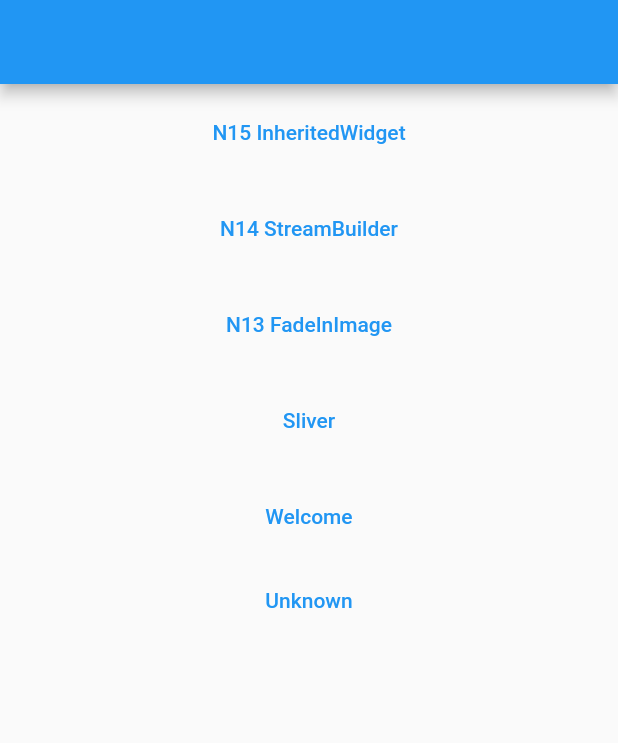
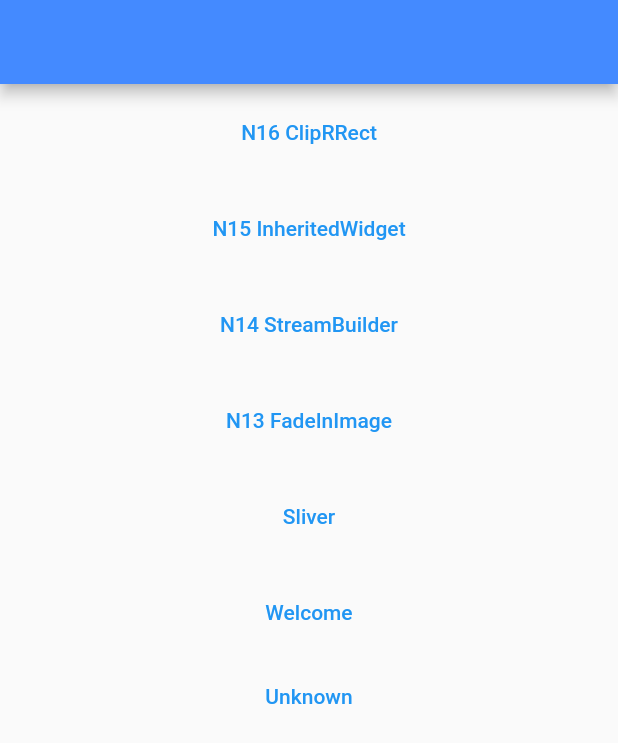
Before and after one commit to ychsue/my_flutter_test, a Flutter app: the screen it shows after launch, on a phone screen of 412 x 824 dp. Shown: the top 743 px of the screen. Run offline on Flutter 3.47's test engine with Material 2 defaults, Android fonts, the phone set to English and light mode, and no system bars; our stand-ins replace bloc, flutter_bloc, get, transparent_image; Roboto replaces fonts that are missing (Georgia).

Commit message:
Getx 化本測試，也試用了 `ClipRRect` 多國語中

```diff
--- a/lib/src/app.dart
+++ b/lib/src/app.dart
@@ -1,23 +1,38 @@
 import 'package:flutter/material.dart';
-import 'package:flutter_bloc/flutter_bloc.dart';
-import 'package:test2/src/route/cubit/pages_retriever_cubit.dart';
-import 'package:test2/src/route/parser_and_delegate/my_route_delegate.dart';
-import 'package:test2/src/route/parser_and_delegate/route_parser.dart';
+// import 'package:flutter_bloc/flutter_bloc.dart';
+// import 'package:test2/src/route/cubit/my_page.dart';
+// import 'package:test2/src/route/cubit/pages_retriever_cubit.dart';
+// import 'package:test2/src/route/parser_and_delegate/my_route_delegate.dart';
+// import 'package:test2/src/route/parser_and_delegate/route_parser.dart';
 
-class App extends StatelessWidget {
-  App({Key? key}) : super(key: key);
-  final PagesRetrieverCubit pagesRetriever = PagesRetrieverCubit();
+import 'package:get/get.dart';
+import 'core/theme/app_theme.dart';
+import 'route/app_pages.dart';
 
-  @override
-  Widget build(BuildContext context) {
-    return BlocProvider(
-      create: (BuildContext context) {
-        return pagesRetriever;
-      },
-      child: MaterialApp.router(
-          title: 'A test',
-          routeInformationParser: RouteParser(),
-          routerDelegate: MyRouteDelegate(pagesRetriever: pagesRetriever)),
+App() => GetMaterialApp(
+      debugShowCheckedModeBanner: false,
+      initialRoute: Routes.home.toLocation,
+      theme: appThemeData,
+      defaultTransition: Transition.fade,
+      // initialBinding: SplashBinding(),
+      getPages: AppPages.pages,
+      // home: HomeScreen(),
     );
-  }
-}
+
+// class App extends StatelessWidget {
+//   App({Key? key}) : super(key: key);
+//   final PagesRetrieverCubit pagesRetriever = PagesRetrieverCubit();
+
+//   @override
+//   Widget build(BuildContext context) {
+//     return BlocProvider(
+//       create: (BuildContext context) {
+//         return pagesRetriever;
+//       },
+//       child: MaterialApp.router(
+//           title: 'A test',
+//           routeInformationParser: RouteParser(),
+//           routerDelegate: MyRouteDelegate(pagesRetriever: pagesRetriever)),
+//     );
+//   }
+// }
--- /dev/null
+++ b/lib/src/core/theme/translations/en_us.dart
@@ -0,0 +1 @@
+const Map<String, String> en_US = {'Hi!': "Hi!", "Bye!": "Bye!"};
--- /dev/null
+++ b/lib/src/core/theme/translations/zh_tw.dart
@@ -0,0 +1 @@
+const Map<String, String> zh_TW = {'Hi!': "你好！", "Bye!": "再見！"};
--- /dev/null
+++ b/lib/src/route/app_pages.dart
@@ -0,0 +1,56 @@
+import 'package:get/get.dart';
+import 'package:test2/src/route/main_screens/n13_fadein_image_screen.dart';
+import 'package:test2/src/route/main_screens/n14_stream_builder_screen.dart';
+import 'package:test2/src/route/main_screens/n15_inherited_widget_screen.dart';
+import 'package:test2/src/route/main_screens/n16_clip_r_rect_screen.dart';
+import 'package:test2/src/route/main_screens/sliver_screen.dart';
+import 'package:test2/src/route/main_screens/unknown_screen.dart';
+import 'package:test2/src/route/main_screens/welcome_screen.dart';
+
+import 'main_screens/get_home_screen.dart';
+
+enum Routes {
+  home,
+  unknown,
+  welcome,
+  sliver_screen,
+  n13_fadein_image,
+  n14_stream_builder,
+  n15_inherited_widget_screen,
+  n16_clip_r_rect,
+}
+
+abstract class AppPages {
+  static final pages = [
+    GetPage(
+      name: Routes.home.toLocation,
+      page: () => GetHomeScreen(),
+    ),
+    GetPage(name: Routes.unknown.toLocation, page: () => UnknownScreen()),
+    GetPage(name: Routes.welcome.toLocation, page: () => WelcomeScreen()),
+    GetPage(name: Routes.sliver_screen.toLocation, page: () => SliverScreen()),
+    GetPage(
+        name: Routes.n13_fadein_image.toLocation,
+        page: () => N13FadeInImageScreen()),
+    GetPage(
+        name: Routes.n14_stream_builder.toLocation,
+        page: () => N14StreamBuilderScreen()),
+    GetPage(
+        name: Routes.n15_inherited_widget_screen.toLocation,
+        page: () => N15InheritedWidgetScreen()),
+    GetPage(
+        name: Routes.n16_clip_r_rect.toLocation,
+        page: () => N16ClipRRectScreen()),
+  ];
+}
+
+extension Type2Location on Routes {
+  String get toLocation {
+    if (this == Routes.home) {
+      return '/';
+    } else {
+      final String buf = this.toString();
+      return '/' + buf.substring(buf.indexOf('.') + 1);
+    }
+  }
+}
--- /dev/null
+++ b/lib/src/route/main_screens/get_home_screen.dart
@@ -0,0 +1,65 @@
+import 'package:flutter/material.dart';
+import 'package:flutter_bloc/flutter_bloc.dart';
+import 'package:get/get.dart';
+import '../app_pages.dart';
+
+class GetHomeScreen extends StatelessWidget {
+  const GetHomeScreen({Key? key}) : super(key: key);
+
+  @override
+  Widget build(BuildContext context) {
+    return Scaffold(
+      appBar: AppBar(),
+      body: Center(
+          child: Container(
+        child: ListView(
+          children: [
+            Container(
+              margin: EdgeInsets.all(8.0),
+              child: TextButton(
+                  onPressed: () =>
+                      Get.toNamed(Routes.n16_clip_r_rect.toLocation),
+                  child: Text("N16 ClipRRect")),
+            ),
+            Container(
+              margin: EdgeInsets.all(8.0),
+              child: TextButton(
+                  onPressed: () => Get.toNamed(
+                      Routes.n15_inherited_widget_screen.toLocation),
+                  child: Text("N15 InheritedWidget")),
+            ),
+            Container(
+              margin: EdgeInsets.all(8.0),
+              child: TextButton(
+                  onPressed: () =>
+                      Get.toNamed(Routes.n14_stream_builder.toLocation),
+                  child: Text("N14 StreamBuilder")),
+            ),
+            Container(
+              margin: EdgeInsets.all(8.0),
+              child: TextButton(
+                  onPressed: () =>
+                      Get.toNamed(Routes.n13_fadein_image.toLocation),
+                  child: Text("N13 FadeInImage")),
+            ),
+            Container(
+              margin: EdgeInsets.all(8.0),
+              child: TextButton(
+                  onPressed: () => Get.toNamed(Routes.sliver_screen.toLocation),
+                  child: Text("Sliver")),
+            ),
+            Container(
+              margin: EdgeInsets.all(8.0),
+              child: TextButton(
+                  onPressed: () => Get.toNamed(Routes.welcome.toLocation),
+                  child: Text("Welcome")),
+            ),
+            TextButton(
+                onPressed: () => Get.toNamed(Routes.unknown.toLocation),
+                child: Text("Unknown"))
+          ],
+        ),
+      )),
+    );
+  }
+}
--- a/pubspec.yaml
+++ b/pubspec.yaml
@@ -50,7 +50,8 @@ flutter:
   uses-material-design: true
 
   # To add assets to your application, add an assets section, like this:
-  # assets:
+  assets:
+    - assets/
   #   - images/a_dot_burr.jpeg
   #   - images/a_dot_ham.jpeg
 
```
Also changed, not shown: lib/src/core/theme/app_theme.dart (added, +10 -0 lines), lib/src/core/theme/translations/app_translations.dart (added, +14 -0 lines), lib/src/route/main_screens/n16_clip_r_rect_screen.dart (added, +30 -0 lines), assets/images/tulip.jpg (added), 1 other file.
